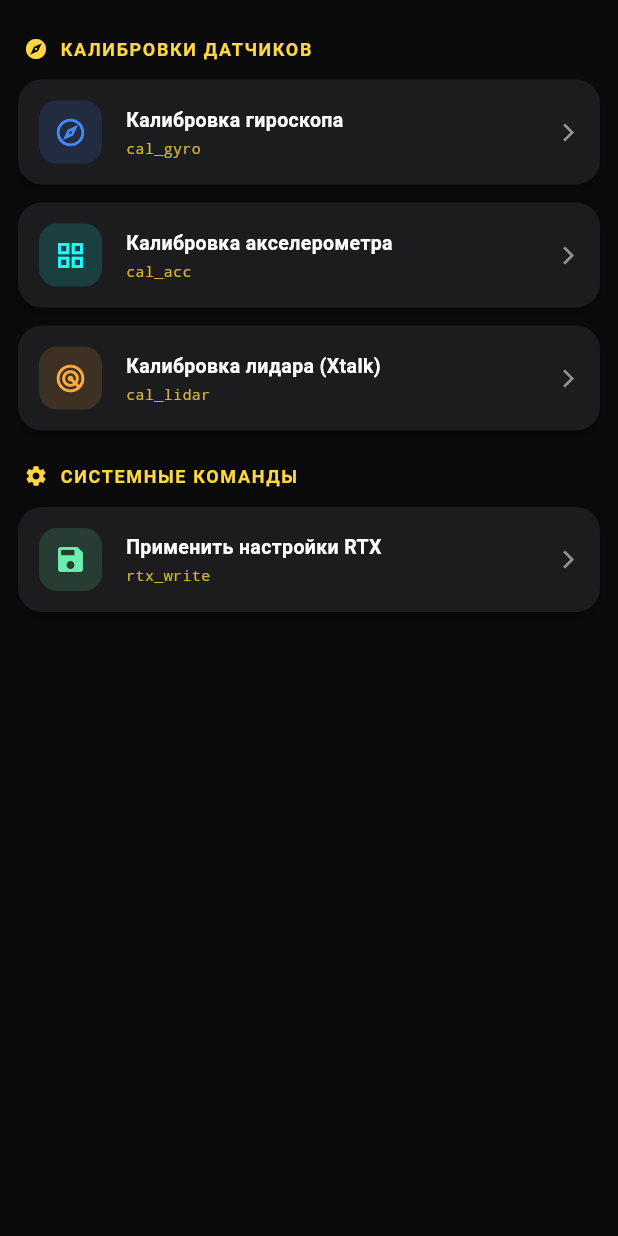
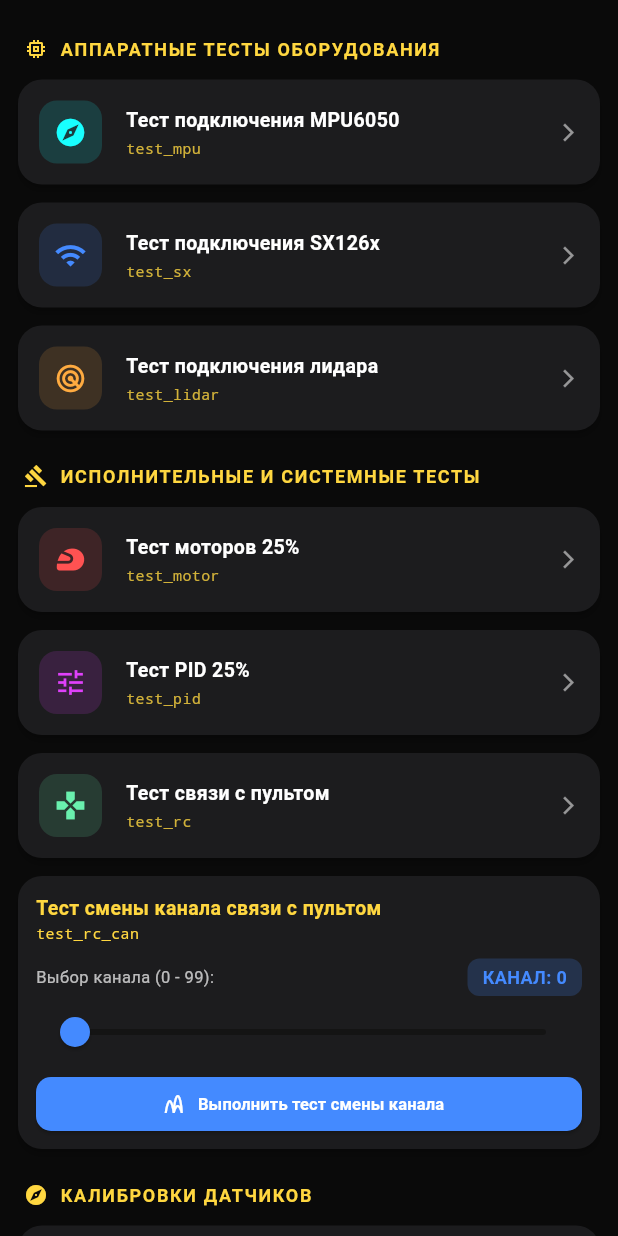
Before and after one commit to bo127946-eng/fpv-configurator, a Flutter app: the TestsTab widget shown alone on an empty page, opened directly, on a phone screen of 412 x 824 dp. Run offline on Flutter 3.47's test engine with Material 3 defaults, Android fonts, the phone set to English and light mode, and no system bars; missing offline and left inert: usb_serial.

Commit message:
Update main.dart

```diff
--- a/lib/main.dart
+++ b/lib/main.dart
@@ -1,4 +1,4 @@
-// Конфигуратор CFC v3.5 (Обновленный расчет антенн с учетом физических факторов и графикой)
+// Конфигуратор CFC v3.5 (С новыми тестами оборудования и радиосвязи)
 
 import 'package:flutter/material.dart';
 import 'package:flutter/services.dart' show rootBundle;
@@ -59,9 +59,9 @@ class _MainContainerState extends State<MainContainer> {
   final List<Widget> _tabs = [
     const InfoConnectionTab(), // 0: Инфо + Подключение USB
     const TerminalTab(),       // 1: CLI
-    const SettingsTab(),       // 2: Основные настройки (включая порог связи и инициативу)
-    const RadioTab(),          // 3: Радиомодуль RTX + Калькулятор с физикой антенн и графикой
-    const TestsTab(),          // 4: Тесты
+    const SettingsTab(),       // 2: Основные настройки
+    const RadioTab(),          // 3: Радиомодуль RTX + Калькулятор и графика антенн
+    const TestsTab(),          // 4: Тесты и калибровки (с расширенными тестами)
     const ThreeDViewTab(),     // 5: Монитор
     const FlasherTab(),        // 6: Прошивка
   ];
@@ -132,9 +132,8 @@ class SerialService {
   static StreamController<String> logController = StreamController.broadcast();
   static StreamController<void> telemetryController = StreamController.broadcast();
 
-  // Синхронизированные параметры радиомодуля для калькулятора
-  static double rtxBand = 4.0; // x100 МГц (например, 4 -> 400, 8 -> 800)
-  static double rtxChan = 68.0; // Шаг МГц (например, 68 -> общая частота 868 МГц)
+  static double rtxBand = 4.0;
+  static double rtxChan = 68.0;
   static double rtxSf = 7.0;
   static double rtxBw = 7.0;
   static double rtxCr = 1.0;
@@ -208,7 +207,6 @@ void showAppDialog(BuildContext context, String title, String message, {bool isE
 class DocSection {
   final String title;
   final String content;
-
   DocSection({required this.title, required this.content});
 }
 
@@ -587,7 +585,7 @@ class _PidAxisCardWidgetState extends State<PidAxisCardWidget> {
 }
 
 // ==========================================
-// ВКЛАДКА: НАСТРОЙКИ ПОЛЕТА (SettingsTab) (Включая порог связи и инициативу)
+// ВКЛАДКА: НАСТРОЙКИ ПОЛЕТА (SettingsTab)
 // ==========================================
 class SettingsTab extends StatefulWidget {
   const SettingsTab({super.key});
@@ -608,7 +606,6 @@ class _SettingsTabState extends State<SettingsTab> {
   double _fsSpiEn = 1;
   double _fsI2cEn = 1;
 
-  // Возвращенные параметры связи
   double _rtxLinkWarnThreshold = SerialService.rtxLinkWarnThreshold;
   double _rtxAutoEn = SerialService.rtxAutoEn;
 
@@ -729,27 +726,15 @@ class _SettingsTabState extends State<SettingsTab> {
         _buildSwitchCard(title: "При обрыве связи по шине SPI", commandName: "fs_spi_en", value: _fsSpiEn == 1, onChanged: (v) { setState(() => _fsSpiEn = v ? 1 : 0); SerialService.sendCommand("fs_spi_en ${_fsSpiEn.round()}"); }),
         _buildSwitchCard(title: "При обрыве связи по шине I2C", commandName: "fs_i2c_en", value: _fsI2cEn == 1, onChanged: (v) { setState(() => _fsI2cEn = v ? 1 : 0); SerialService.sendCommand("fs_i2c_en ${_fsI2cEn.round()}"); }),
 
-        // Возвращенные настройки связи
         _buildSliderCard(
-          title: "Порог падения качества связи",
-          commandName: "rtx_link_warn_threshold",
-          value: _rtxLinkWarnThreshold,
+          title: "Порог падения качества связи", commandName: "rtx_link_warn_threshold", value: _rtxLinkWarnThreshold,
           min: 5, max: 90, divisions: 85, unit: "%",
           onChanged: (v) => setState(() => _rtxLinkWarnThreshold = v),
-          onChangeEnd: (v) {
-            SerialService.rtxLinkWarnThreshold = v;
-            SerialService.sendCommand("rtx_link_warn_threshold ${v.round()}");
-          },
+          onChangeEnd: (v) { SerialService.rtxLinkWarnThreshold = v; SerialService.sendCommand("rtx_link_warn_threshold ${v.round()}"); },
         ),
         _buildSwitchCard(
-          title: "Инициатива с борта при ухудшении связи",
-          commandName: "rtx_auto_en",
-          value: _rtxAutoEn == 1,
-          onChanged: (v) {
-            setState(() => _rtxAutoEn = v ? 1 : 0);
-            SerialService.rtxAutoEn = v ? 1.0 : 0.0;
-            SerialService.sendCommand("rtx_auto_en ${_rtxAutoEn.round()}");
-          },
+          title: "Инициатива с борта при ухудшении связи", commandName: "rtx_auto_en", value: _rtxAutoEn == 1,
+          onChanged: (v) { setState(() => _rtxAutoEn = v ? 1 : 0); SerialService.rtxAutoEn = v ? 1.0 : 0.0; SerialService.sendCommand("rtx_auto_en ${_rtxAutoEn.round()}"); },
         ),
 
         _buildSectionHeader("РАДИОУПРАВЛЕНИЕ И ЭКСПОНЕНТЫ", Icons.gamepad),
@@ -789,29 +774,14 @@ class _SettingsTabState extends State<SettingsTab> {
 class DipoleSchematicPainter extends CustomPainter {
   @override
   void paint(Canvas canvas, Size size) {
-    final paint = Paint()
-      ..color = Colors.cyanAccent
-      ..strokeWidth = 3.0
-      ..strokeCap = StrokeCap.round;
-
-    final thinPaint = Paint()
-      ..color = Colors.amberAccent
-      ..strokeWidth = 1.5
-      ..style = PaintingStyle.stroke;
-
+    final paint = Paint()..color = Colors.cyanAccent..strokeWidth = 3.0..strokeCap = StrokeCap.round;
     final textPainter = TextPainter(textDirection: TextDirection.ltr);
-
     final cx = size.width / 2;
 
-    // Верхнее плечо (провод)
     canvas.drawLine(Offset(cx, 15), Offset(cx, size.height / 2 - 5), paint);
-    // Нижнее плечо (трубка)
     canvas.drawLine(Offset(cx, size.height / 2 + 5), Offset(cx, size.height - 15), paint..color = Colors.blueAccent..strokeWidth = 5.0);
-
-    // Точка питания (зазор)
     canvas.drawCircle(Offset(cx, size.height / 2), 3, Paint()..color = Colors.redAccent);
 
-    // Размеры и подписи
     textPainter.text = const TextSpan(text: "Верхнее плечо (провод)", style: TextStyle(color: Colors.white70, fontSize: 10));
     textPainter.layout();
     textPainter.paint(canvas, Offset(cx + 12, 25));
@@ -819,10 +789,6 @@ class DipoleSchematicPainter extends CustomPainter {
     textPainter.text = const TextSpan(text: "Нижнее плечо (трубка)", style: TextStyle(color: Colors.white70, fontSize: 10));
     textPainter.layout();
     textPainter.paint(canvas, Offset(cx + 12, size.height - 35));
-
-    textPainter.text = const TextSpan(text: "Зазор питания", style: TextStyle(color: Colors.redAccent, fontSize: 9));
-    textPainter.layout();
-    textPainter.paint(canvas, Offset(cx + 12, size.height / 2 - 6));
   }
 
   @override
@@ -832,17 +798,11 @@ class DipoleSchematicPainter extends CustomPainter {
 class KharchenkoSchematicPainter extends CustomPainter {
   @override
   void paint(Canvas canvas, Size size) {
-    final paint = Paint()
-      ..color = Colors.amberAccent
-      ..strokeWidth = 3.0
-      ..style = PaintingStyle.stroke
-      ..strokeJoin = StrokeJoin.round;
-
+    final paint = Paint()..color = Colors.amberAccent..strokeWidth = 3.0..style = PaintingStyle.stroke..strokeJoin = StrokeJoin.round;
     final cx = size.width / 2;
     final cy = size.height / 2;
     const sizeDiamond = 35.0;
 
-    // Рисуем двойной ромб Харченко
     final path = Path()
       ..moveTo(cx, cy - sizeDiamond)
       ..lineTo(cx + sizeDiamond, cy)
@@ -855,8 +815,6 @@ class KharchenkoSchematicPainter extends CustomPainter {
       ..close();
 
     canvas.drawPath(path, paint);
-
-    // Точки питания
     canvas.drawCircle(Offset(cx, cy + sizeDiamond), 3, Paint()..color = Colors.redAccent);
 
     final textPainter = TextPainter(textDirection: TextDirection.ltr);
@@ -882,7 +840,6 @@ class RadioTab extends StatefulWidget {
 class _RadioTabState extends State<RadioTab> {
   double _rtxEn = 1;
   double _rtxBand = SerialService.rtxBand;
-  double _rtxAddr = 1234;
   double _rtxChan = SerialService.rtxChan;
   double _rtxSf = SerialService.rtxSf;
   double _rtxBw = SerialService.rtxBw;
@@ -891,10 +848,9 @@ class _RadioTabState extends State<RadioTab> {
 
   double _calcEnvironmentLoss = 15.0;
 
-  // Параметры расчета антенн с физическими факторами
-  double _dipoleTubeDiameterMm = 3.0; // Диаметр трубки нижнего плеча (2 - 5 мм)
-  double _dipoleTopWireSqMm = 1.0;    // Сечение провода верхнего плеча (0.5 - 2.5 мм²)
-  double _kharchenkoWireSqMm = 2.0;   // Сечение провода Харченко (1 - 4 мм²)
+  double _dipoleTubeDiameterMm = 3.0;
+  double _dipoleTopWireSqMm = 1.0;
+  double _kharchenkoWireSqMm = 2.0;
 
   final List<double> _bwTable = [
     7800.0, 10400.0, 15600.0, 20800.0, 31250.0,
@@ -906,7 +862,6 @@ class _RadioTabState extends State<RadioTab> {
     9: -12.5, 10: -15.0, 11: -17.5, 12: -20.0
   };
 
-  // Частота берется напрямую из настроек радиомодуля
   double get _currentFreqMhz => (_rtxBand * 100.0) + _rtxChan;
 
   double _calculateSensitivity() {
@@ -949,21 +904,13 @@ class _RadioTabState extends State<RadioTab> {
     };
   }
 
-  // Расчет геометрии антенн с учетом физических факторов (диаметр, сечение, атмосфера, зазор)
   Map<String, dynamic> _calculateAntennaDimensions() {
     double freqHz = _currentFreqMhz * 1e6;
-
-    // Атмосферный коэффициент (скорость радиоволн в стандартной атмосфере с учетом диэлектрической проницаемости воздуха n ≈ 1.0003)
     double nAtmosphere = 1.0003;
     double cInAir = 299792458.0 / nAtmosphere;
     double lambdaMm = (cInAir / freqHz) * 1000.0;
 
-    // 1. Вертикальный диполь (каждое плечо ≈ λ/4)
-    // Учитываем эквивалентный диаметр проводов и трубки, а также зазор питания (3 мм)
-    double radiusTop = math.sqrt(_dipoleTopWireSqMm / math.pi); // мм
-    double equivalentDiameterBot = _dipoleTubeDiameterMm; // мм
-
-    // Эмпирический коэффициент укорочения с учетом толщины плеч и зазора питания
+    double equivalentDiameterBot = _dipoleTubeDiameterMm;
     double feedGapMm = 3.0;
     double shorteningFactorDipole = 0.95
         - (0.012 * (equivalentDiameterBot / (lambdaMm / 4.0)))
@@ -971,9 +918,7 @@ class _RadioTabState extends State<RadioTab> {
 
     double dipoleArmMm = (lambdaMm / 4.0) * shorteningFactorDipole;
 
-    // 2. Антенна Харченко (сторона ромба)
     double radiusKharc = math.sqrt(_kharchenkoWireSqMm / math.pi);
-    // Укорочение провода Харченко с учетом его сечения и скин-эффекта
     double shorteningFactorKharc = 0.97 - (0.008 * radiusKharc);
     double kharchenkoSideMm = (lambdaMm / 4.0) * shorteningFactorKharc;
 
@@ -1081,10 +1026,7 @@ class _RadioTabState extends State<RadioTab> {
           onChangeEnd: (v) { SerialService.rtxPower = v; SerialService.sendCommand("rtx_power ${v.round()}"); },
         ),
 
-        // ==========================================
-        // КАЛЬКУЛЯТОР ДАЛЬНОСТИ И РАСЧЕТ АНТЕНН С ГРАФИКОЙ
-        // ==========================================
-        _buildSectionHeader("КАЛЬКУЛЯТОР ДАЛЬНОСТИ И АНТЕНН (ВХОДНАЯ ЧАСТОТА: ${_currentFreqMhz.toStringAsFixed(0)} МГц)", Icons.analytics),
+        _buildSectionHeader("КАЛЬКУЛЯТОР ЛИНКА И АНТЕНН (ЧАСТОТА: ${_currentFreqMhz.toStringAsFixed(0)} МГц)", Icons.analytics),
 
         Card(
           color: const Color(0xFF1E222B),
@@ -1101,9 +1043,9 @@ class _RadioTabState extends State<RadioTab> {
                 Row(
                   mainAxisAlignment: MainAxisAlignment.spaceAround,
                   children: [
-                    Column(children: [const Text("Чувствительность", style: TextStyle(fontSize: 10, color: Colors.white60)), const SizedBox(height: 2), Text("${sensitivity.toStringAsFixed(1)} dBm", style: const TextStyle(fontSize: 11, fontWeight: FontWeight.bold, color: Colors.white))]),
+                    Column(children: [const Text("Чувствительность", style: TextStyle(fontSize: 10, color: Colors.white60)), const SizedBox(height: 2), Text("${sensitivity.toStringAsFixed(1)} dBm", style: const TextStyle(fontSize: 11, fontWeight: FontWeight.bold, color: Colors.cyanAccent))]),
+                    Column(children: [const Text("Скорость (Air)", style: TextStyle(fontSize: 10, color: Colors.white60)), const SizedBox(height: 2), Text(bitRateStr, style: const TextStyle(fontSize: 11, fontWeight: FontWeight.bold, color: Colors.blueAccent))]),
                     Column(children: [const Text("EIRP Пульта", style: TextStyle(fontSize: 10, color: Colors.white60)), const SizedBox(height: 2), Text("${(linkResults['eirp'] as double).toStringAsFixed(1)} dBm", style: const TextStyle(fontSize: 11, fontWeight: FontWeight.bold, color: Colors.white))]),
-                    Column(children: [const Text("Скорость (Air)", style: TextStyle(fontSize: 10, color: Colors.white60)), const SizedBox(height: 2), Text(bitRateStr, style: const TextStyle(fontSize: 11, fontWeight: FontWeight.bold, color: Colors.white))]),
                   ],
                 ),
               ],
@@ -1111,7 +1053,6 @@ class _RadioTabState extends State<RadioTab> {
           ),
         ),
 
-        // Графические схемы и размеры антенн
         Card(
           child: Padding(
             padding: const EdgeInsets.all(12.0),
@@ -1122,7 +1063,6 @@ class _RadioTabState extends State<RadioTab> {
                 const SizedBox(height: 12),
                 Row(
                   children: [
-                    // Вертикальный диполь (схема + размеры)
                     Expanded(
                       child: Column(
                         children: [
@@ -1139,7 +1079,6 @@ class _RadioTabState extends State<RadioTab> {
                       ),
                     ),
                     const SizedBox(width: 12),
-                    // Антена Харченко (схема + размеры)
                     Expanded(
                       child: Column(
                         children: [
@@ -1162,7 +1101,6 @@ class _RadioTabState extends State<RadioTab> {
           ),
         ),
 
-        // Настройка физических параметров антенн и условий
         Card(
           child: Padding(
             padding: const EdgeInsets.all(12.0),
@@ -1206,10 +1144,17 @@ class _RadioTabState extends State<RadioTab> {
 }
 
 // ==========================================
-// ВКЛАДКА: ТЕСТЫ (TestsTab)
+// ВКЛАДКА: ТЕСТЫ И КАЛИБРОВКИ (TestsTab)
 // ==========================================
-class TestsTab extends StatelessWidget {
+class TestsTab extends StatefulWidget {
   const TestsTab({super.key});
+
+  @override
+  State<TestsTab> createState() => _TestsTabState();
+}
+
+class _TestsTabState extends State<TestsTab> {
+  int _selectedChannel = 0; // Для теста смены канала связи
 
   Widget _buildSectionHeader(String title, IconData icon) {
     return Padding(
@@ -1249,12 +1194,149 @@ class TestsTab extends StatelessWidget {
     return ListView(
       padding: const EdgeInsets.symmetric(vertical: 8.0),
       children: [
+        _buildSectionHeader("АППАРАТНЫЕ ТЕСТЫ ОБОРУДОВАНИЯ", Icons.memory),
+        _buildActionCard(
+          context: context, title: "Тест подключения MPU6050", subtitleCommand: "test_mpu", icon: Icons.explore, color: Colors.cyanAccent,
+          onTap: () {
+            if (!SerialService.isConnected) {
+              showAppDialog(context, "Ошибка", "Устройство не подключено!", isError: true);
+            } else {
+              SerialService.sendCommand("test_mpu");
+              showAppDialog(context, "Тест MPU6050", "Команда отправлена. Проверьте терминал на наличие ответа гироскопа/акселерометра.");
+            }
+          },
+        ),
+        _buildActionCard(
+          context: context, title: "Тест подключения SX126x", subtitleCommand: "test_sx", icon: Icons.wifi, color: Colors.blueAccent,
+          onTap: () {
+            if (!SerialService.isConnected) {
+              showAppDialog(context, "Ошибка", "Устройство не подключено!", isError: true);
+            } else {
+              SerialService.sendCommand("test_sx");
+              showAppDialog(context, "Тест SX126x", "Проверка инициализации радиомодуля по SPI запущенна!");
+            }
+          },
+        ),
+        _buildActionCard(
+          context: context, title: "Тест подключения лидара", subtitleCommand: "test_lidar", icon: Icons.radar, color: Colors.orangeAccent,
+          onTap: () {
+            if (!SerialService.isConnected) {
+              showAppDialog(context, "Ошибка", "Устройство не подключено!", isError: true);
+            } else {
+              SerialService.sendCommand("test_lidar");
+              showAppDialog(context, "Тест лидара", "Запрос расстояния с дальномера отправлен!");
+            }
+          },
+        ),
+
+        _buildSectionHeader("ИСПОЛНИТЕЛЬНЫЕ И СИСТЕМНЫЕ ТЕСТЫ", Icons.gavel),
+        _buildActionCard(
+          context: context, title: "Тест моторов 25%", subtitleCommand: "test_motor", icon: Icons.sports_motorsports, color: Colors.redAccent,
+          onTap: () {
+            if (!SerialService.isConnected) {
+              showAppDialog(context, "Ошибка", "Устройство не подключено!", isError: true);
+            } else {
+              SerialService.sendCommand("test_motor");
+              showAppDialog(context, "Внимание", "Запущен тест моторов на 25 мощности! Убедитесь, что пропеллеры сняты!", isError: true);
+            }
+          },
+        ),
+        _buildActionCard(
+          context: context, title: "Тест PID 25%", subtitleCommand: "test_pid", icon: Icons.tune, color: Colors.purpleAccent,
+          onTap: () {
+            if (!SerialService.isConnected) {
+              showAppDialog(context, "Ошибка", "Устройство не подключено!", isError: true);
+            } else {
+              SerialService.sendCommand("test_pid");
+              showAppDialog(context, "Тест PID", "Стресс-тест ПИД-регуляторов (25%) активирован.");
+            }
+          },
+        ),
+        _buildActionCard(
+          context: context, title: "Тест связи с пультом", subtitleCommand: "test_rc", icon: Icons.gamepad, color: Colors.greenAccent,
+          onTap: () {
+            if (!SerialService.isConnected) {
+              showAppDialog(context, "Ошибка", "Устройство не подключено!", isError: true);
+            } else {
+              SerialService.sendCommand("test_rc");
+              showAppDialog(context, "Тест RC", "Диагностика пакетов управления пульта запущена.");
+            }
+          },
+        ),
+
+        // ТЕСТ СМЕНЫ КАНАЛА СВЯЗИ С ПУЛЬТОМ С ВЫБОРОМ НОМЕРА
+        Card(
+          child: Padding(
+            padding: const EdgeInsets.all(12.0),
+            child: Column(
+              crossAxisAlignment: CrossAxisAlignment.start,
+              children: [
+                const Text("Тест смены канала связи с пультом", style: TextStyle(fontWeight: FontWeight.bold, fontSize: 13, color: Colors.amberAccent)),
+                const Text("test_rc_can", style: TextStyle(color: Colors.amberAccent, fontSize: 10, fontFamily: 'monospace')),
+                const SizedBox(height: 10),
+                Row(
+                  mainAxisAlignment: MainAxisAlignment.spaceBetween,
+                  children: [
+                    const Text("Выбор канала (0 - 99):", style: TextStyle(fontSize: 11, color: Colors.white70)),
+                    Container(
+                      padding: const EdgeInsets.symmetric(horizontal: 10, vertical: 4),
+                      decoration: BoxDecoration(color: Colors.blueAccent.withOpacity(0.2), borderRadius: BorderRadius.circular(8)),
+                      child: Text("КАНАЛ: ${_selectedChannel.toInt()}", style: const TextStyle(color: Colors.blueAccent, fontWeight: FontWeight.bold, fontSize: 12)),
+                    ),
+                  ],
+                ),
+                Slider(
+                  value: _selectedChannel.toDouble(),
+                  min: 0,
+                  max: 99,
+                  divisions: 99,
+                  onChanged: (v) => setState(() => _selectedChannel = v.round()),
+                ),
+                const SizedBox(height: 6),
+                SizedBox(
+                  width: double.infinity,
+                  height: 36,
+                  child: ElevatedButton.icon(
+                    onPressed: () {
+                      if (!SerialService.isConnected) {
+                        showAppDialog(context, "Ошибка", "Устройство не подключено!", isError: true);
+                      } else {
+                        SerialService.sendCommand("test_rc_can $_selectedChannel");
+                        showAppDialog(context, "Успех", "Отправлена команда: test_rc_can $_selectedChannel");
+                      }
+                    },
+                    icon: const Icon(Icons.wifi_channel, size: 16),
+                    label: const Text("Выполнить тест смены канала", style: TextStyle(fontSize: 11, fontWeight: FontWeight.bold)),
+                    style: ElevatedButton.styleFrom(
+                      backgroundColor: Colors.blueAccent,
+                      foregroundColor: Colors.white,
+                      shape: RoundedRectangleBorder(borderRadius: BorderRadius.circular(10)),
+                    ),
+                  ),
+                ),
+              ],
+            ),
+          ),
+        ),
+
         _buildSectionHeader("КАЛИБРОВКИ ДАТЧИКОВ", Icons.explore),
-        _buildActionCard(context: context, title: "Калибровка гироскопа", subtitleCommand: "cal_gyro", icon: Icons.explore_outlined, color: Colors.blueAccent, onTap: () { if (!SerialService.isConnected) { showAppDialog(context, "Ошибка", "Устройство не подключено!", isError: true); } else { SerialService.sendCommand("cal_gyro"); showAppDialog(context, "Успех", "Калибровка гироскопа запущена!"); } }),
-        _buildActionCard(context: context, title: "Калибровка акселерометра", subtitleCommand: "cal_acc", icon: Icons.grid_view, color: Colors.cyanAccent, onTap: () { if (!SerialService.isConnected) { showAppDialog(context, "Ошибка", "Устройство не подключено!", isError: true); } else { SerialService.sendCommand("cal_acc"); showAppDialog(context, "Успех", "Калибровка акселерометра запущена!"); } }),
-        _buildActionCard(context: context, title: "Калибровка лидара (Xtalk)", subtitleCommand: "cal_lidar", icon: Icons.radar, color: Colors.orangeAccent, onTap: () { if (!SerialService.isConnected) { showAppDialog(context, "Ошибка", "Устройство не подключено!", isError: true); } else { SerialService.sendCommand("cal_lidar"); showAppDialog(context, "Успех", "Калибровка лидара запущена!"); } }),
+        _buildActionCard(
+          context: context, title: "Калибровка гироскопа", subtitleCommand: "cal_gyro", icon: Icons.explore_outlined, color: Colors.blueAccent,
+          onTap: () { if (!SerialService.isConnected) { showAppDialog(context, "Ошибка", "Устройство не подключено!", isError: true); } else { SerialService.sendCommand("cal_gyro"); showAppDialog(context, "Успех", "Калибровка гироскопа запущена!"); } },
+        ),
+        _buildActionCard(
+          context: context, title: "Калибровка акселерометра", subtitleCommand: "cal_acc", icon: Icons.grid_view, color: Colors.cyanAccent,
+          onTap: () { if (!SerialService.isConnected) { showAppDialog(context, "Ошибка", "Устройство не подключено!", isError: true); } else { SerialService.sendCommand("cal_acc"); showAppDialog(context, "Успех", "Калибровка акселерометра запущена!"); } },
+        ),
+        _buildActionCard(
+          context: context, title: "Калибровка лидара (Xtalk)", subtitleCommand: "cal_lidar", icon: Icons.radar, color: Colors.orangeAccent,
+          onTap: () { if (!SerialService.isConnected) { showAppDialog(context, "Ошибка", "Устройство не подключено!", isError: true); } else { SerialService.sendCommand("cal_lidar"); showAppDialog(context, "Успех", "Калибровка лидара запущена!"); } },
+        ),
         _buildSectionHeader("СИСТЕМНЫЕ КОМАНДЫ", Icons.settings),
-        _buildActionCard(context: context, title: "Применить настройки RTX", subtitleCommand: "rtx_write", icon: Icons.save, color: Colors.greenAccent, onTap: () { if (!SerialService.isConnected) { showAppDialog(context, "Ошибка", "Устройство не подключено!", isError: true); } else { SerialService.sendCommand("rtx_write"); showAppDialog(context, "Успех", "Настройки радиомодуля применены!"); } }),
+        _buildActionCard(
+          context: context, title: "Применить настройки RTX", subtitleCommand: "rtx_write", icon: Icons.save, color: Colors.greenAccent,
+          onTap: () { if (!SerialService.isConnected) { showAppDialog(context, "Ошибка", "Устройство не подключено!", isError: true); } else { SerialService.sendCommand("rtx_write"); showAppDialog(context, "Успех", "Настройки радиомодуля применены!"); } },
+        ),
       ],
     );
   }
```
